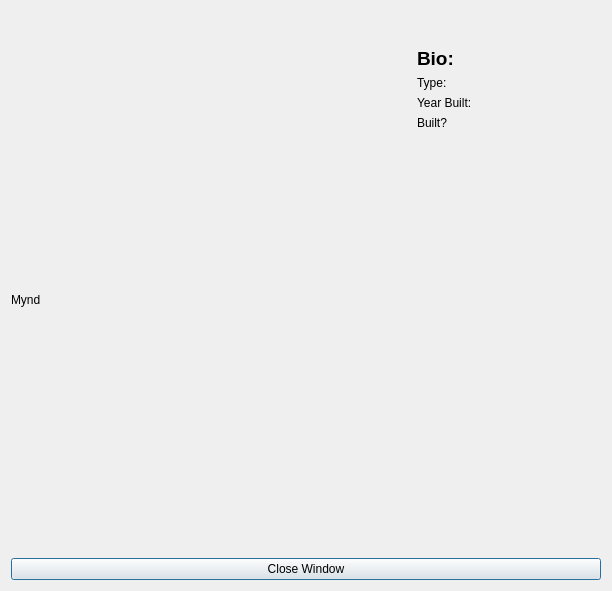
The window that viewcomputerdialog.ui (DORB/Verkur3GUI) describes before a commit, drawn with Qt 5.
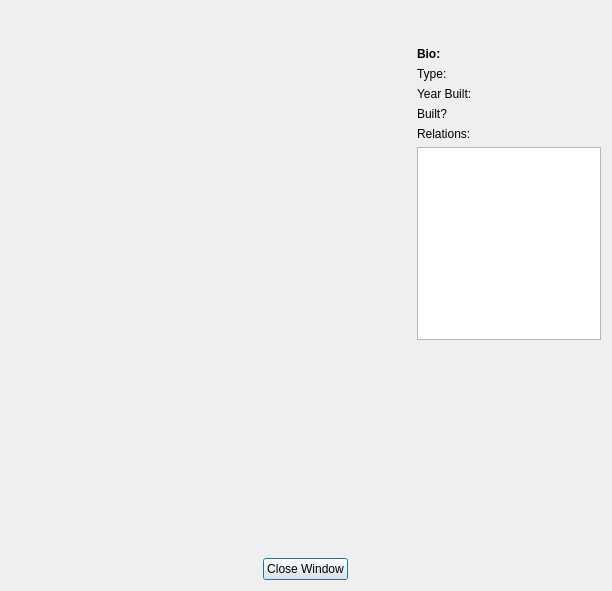
The same window after the commit.

Commit message: Setti inn relations fyrir view Computers díalóginn

Diff of the .ui file:
```diff
--- a/viewcomputerdialog.ui
+++ b/viewcomputerdialog.ui
@@ -38,7 +38,7 @@
         </size>
        </property>
        <property name="text">
-        <string>Mynd</string>
+        <string/>
        </property>
       </widget>
      </item>
@@ -47,7 +47,7 @@
        <item>
         <widget class="QLabel" name="label_5">
          <property name="text">
-          <string>&lt;html&gt;&lt;head/&gt;&lt;body&gt;&lt;p&gt;&lt;span style=&quot; font-size:14pt; font-weight:600;&quot;&gt;Bio:&lt;/span&gt;&lt;/p&gt;&lt;/body&gt;&lt;/html&gt;</string>
+          <string>&lt;html&gt;&lt;head/&gt;&lt;body&gt;&lt;p&gt;&lt;span style=&quot; font-weight:600;&quot;&gt;Bio:&lt;/span&gt;&lt;/p&gt;&lt;/body&gt;&lt;/html&gt;</string>
          </property>
         </widget>
        </item>
@@ -105,6 +105,42 @@
          </item>
         </layout>
        </item>
+       <item>
+        <layout class="QVBoxLayout" name="verticalLayout_3">
+         <item>
+          <widget class="QLabel" name="label_relations_for_computer">
+           <property name="text">
+            <string>Relations:</string>
+           </property>
+          </widget>
+         </item>
+         <item>
+          <widget class="QListWidget" name="list_computer_relations">
+           <property name="minimumSize">
+            <size>
+             <width>0</width>
+             <height>30</height>
+            </size>
+           </property>
+           <property name="baseSize">
+            <size>
+             <width>0</width>
+             <height>30</height>
+            </size>
+           </property>
+           <property name="isWrapping" stdset="0">
+            <bool>false</bool>
+           </property>
+           <property name="wordWrap">
+            <bool>true</bool>
+           </property>
+           <property name="sortingEnabled">
+            <bool>true</bool>
+           </property>
+          </widget>
+         </item>
+        </layout>
+       </item>
        <item>
         <spacer name="verticalSpacer">
          <property name="orientation">
@@ -122,11 +158,23 @@
      </item>
     </layout>
    </item>
-   <item>
+   <item alignment="Qt::AlignHCenter">
     <widget class="QPushButton" name="button_close_window_computer">
+     <property name="maximumSize">
+      <size>
+       <width>300</width>
+       <height>16777215</height>
+      </size>
+     </property>
      <property name="text">
       <string>Close Window</string>
      </property>
+     <property name="default">
+      <bool>true</bool>
+     </property>
+     <property name="flat">
+      <bool>false</bool>
+     </property>
     </widget>
    </item>
   </layout>
```
The commit also changes 17 other files.
